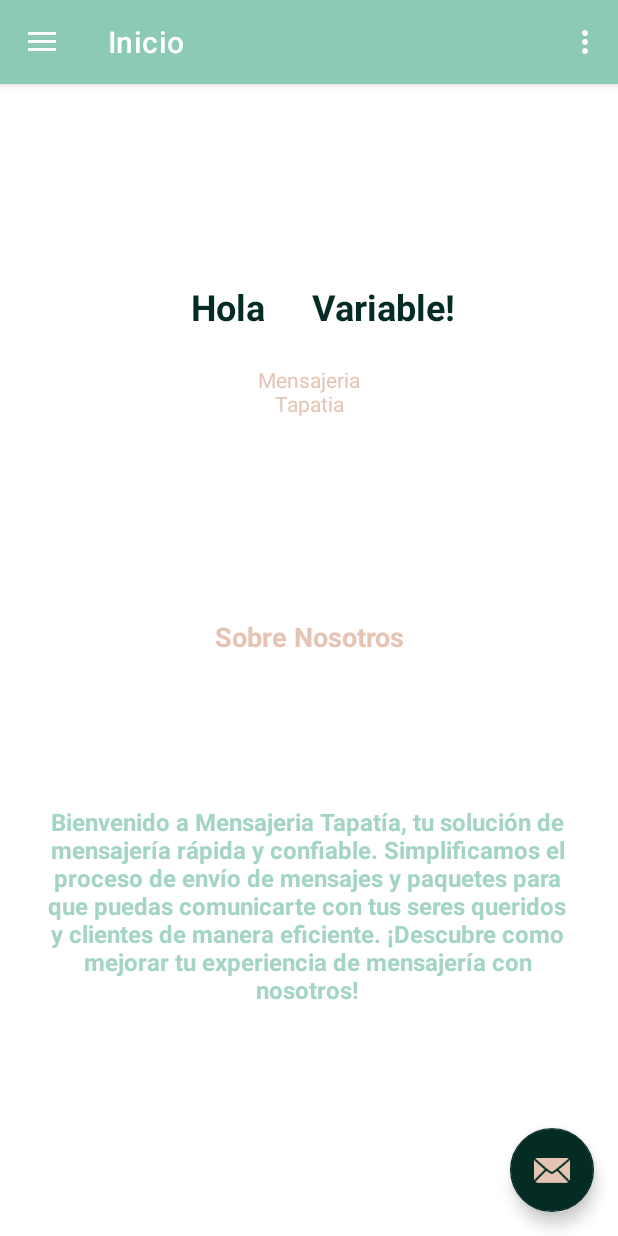
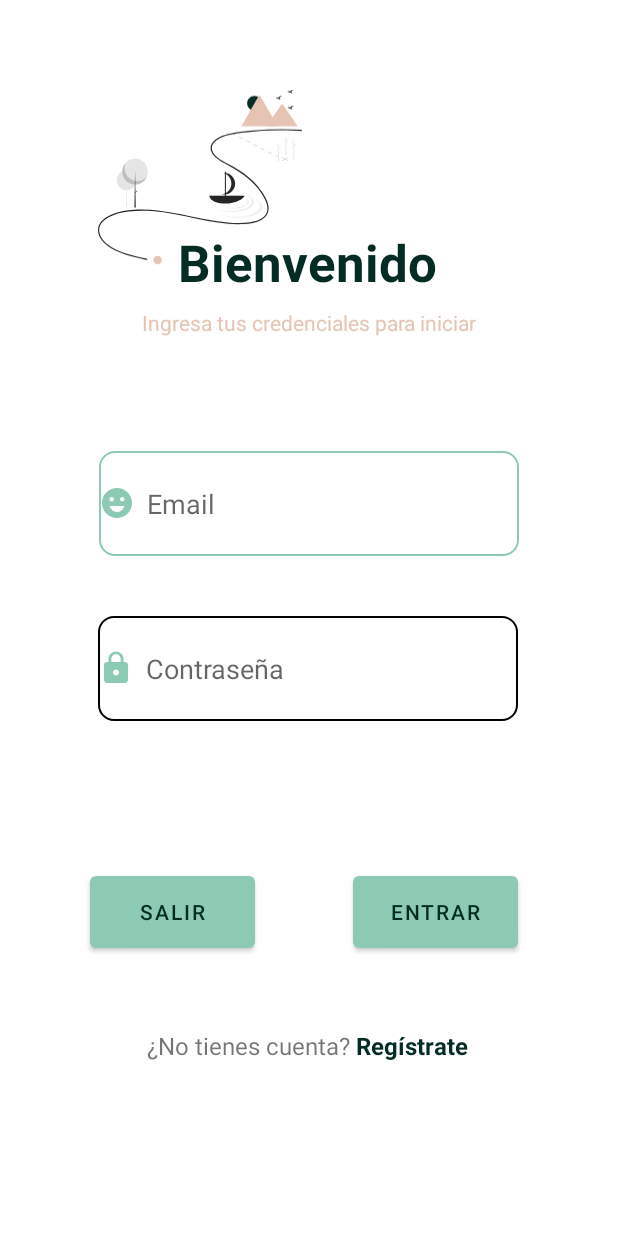
Before and after one commit to Saul-Ceti/MensajeriaTapatia, an Android app: the screen it shows after launch (MenuActivity before the commit, LoginActivity after it), on a phone screen of 412 x 824 dp. Run offline under Robolectric (Android 15) with nearby library versions, the phone set to English and light mode, and no system bars.

Commit message:
Saludo, login, signin y permisos añadidos

```diff
--- /dev/null
+++ b/app/src/main/java/com/example/mensajeriatapatia/LoginActivity.kt
@@ -0,0 +1,93 @@
+package com.example.mensajeriatapatia
+
+import android.content.Intent
+import android.graphics.Typeface
+import androidx.appcompat.app.AppCompatActivity
+import android.os.Bundle
+import android.text.Spannable
+import android.text.SpannableString
+import android.text.style.ForegroundColorSpan
+import android.text.style.StyleSpan
+import android.view.View
+import android.widget.Button
+import android.widget.EditText
+import android.widget.TextView
+import android.widget.Toast
+import org.w3c.dom.Text
+
+class LoginActivity : AppCompatActivity() {
+    private lateinit var usernameEditText: EditText
+    private lateinit var passwordEditText: EditText
+    private lateinit var loginButton: Button
+    private lateinit var exitButton: Button
+
+    override fun onCreate(savedInstanceState: Bundle?) {
+        super.onCreate(savedInstanceState)
+        setContentView(R.layout.activity_login)
+        // Texto de otro color
+        val signinTextView = findViewById<TextView>(R.id.txtSignin)
+
+        val textoCompleto = "¿No tienes cuenta? Regístrate"
+
+        // Crear una SpannableString
+        val spannableString = SpannableString(textoCompleto)
+
+        // Índices del texto que quieres resaltar
+        val startIndex = textoCompleto.indexOf("Regístrate")
+        val endIndex = startIndex + "Regístrate".length
+
+        // Aplicar estilo de color
+        spannableString.setSpan(ForegroundColorSpan(resources.getColor(R.color.titles)), startIndex, endIndex, Spannable.SPAN_EXCLUSIVE_EXCLUSIVE)
+
+        // Aplicar estilo negrita
+        spannableString.setSpan(StyleSpan(Typeface.BOLD), startIndex, endIndex, Spannable.SPAN_EXCLUSIVE_EXCLUSIVE)
+
+        // Configurar el texto en el TextView
+        signinTextView.text = spannableString
+
+        // Inicializa los elementos de la interfaz
+        usernameEditText = findViewById(R.id.edtUsername)
+        passwordEditText = findViewById(R.id.edtPassword)
+        loginButton = findViewById(R.id.btnLoginEntry)
+        exitButton = findViewById(R.id.btnLoginExit)
+
+        // Asigna un listener al botón de inicio de sesión
+        loginButton.setOnClickListener {
+            val username = usernameEditText.text.toString()
+            val password = passwordEditText.text.toString()
+
+            if (checkCredentials(username, password)) {
+                // Las credenciales son válidas, inicia sesión
+                // Puedes redirigir a otra actividad o realizar alguna acción aquí.
+                val intent = Intent(this, MenuActivity::class.java)
+                startActivity(intent)
+            } else {
+                // Las credenciales son incorrectas, muestra un mensaje de error.
+                Toast.makeText(this, "Credenciales incorrectas", Toast.LENGTH_SHORT).show()
+            }
+        }
+
+        // Asigna un listener al botón de salida
+        exitButton.setOnClickListener {
+            finish() // Cierra la actividad de inicio de sesión
+        }
+    }
+
+    private fun checkCredentials(username: String, password: String): Boolean {
+        // Aquí debes verificar las credenciales.
+        // Puedes utilizar SharedPreferences para compararlas con las credenciales almacenadas.
+
+        // Supongamos que tienes una clase UserPreferences para manejar SharedPreferences.
+        val userPreferences = Usuario(this)
+        val savedUsername = userPreferences.getEmail()
+        val savedPassword = userPreferences.getPassword()
+
+        // Verifica si las credenciales coinciden con las almacenadas en SharedPreferences.
+        return username == savedUsername && password == savedPassword
+    }
+
+    fun gotoSignin(view: View) {
+        val intent = Intent(this, SigninActivity::class.java)
+        startActivity(intent)
+    }
+}
--- a/app/src/main/java/com/example/mensajeriatapatia/WelcomeActivity.kt
+++ b/app/src/main/java/com/example/mensajeriatapatia/WelcomeActivity.kt
@@ -12,7 +12,7 @@ class WelcomeActivity : AppCompatActivity() {
         setContentView(R.layout.activity_welcome)
 
         Handler().postDelayed(Runnable {
-            val intent = Intent(this@WelcomeActivity, MenuActivity::class.java)
+            val intent = Intent(this@WelcomeActivity, LoginActivity::class.java)
             startActivity(intent)
             finish()
         }, 3000)
--- a/app/src/main/java/com/example/mensajeriatapatia/ui/home/HomeFragment.kt
+++ b/app/src/main/java/com/example/mensajeriatapatia/ui/home/HomeFragment.kt
@@ -1,5 +1,6 @@
 package com.example.mensajeriatapatia.ui.home
 
+import android.content.Context
 import android.os.Bundle
 import android.view.LayoutInflater
 import android.view.View
@@ -7,26 +8,30 @@ import android.view.ViewGroup
 import android.widget.TextView
 import androidx.fragment.app.Fragment
 import androidx.lifecycle.ViewModelProvider
+import com.example.mensajeriatapatia.R
 import com.example.mensajeriatapatia.databinding.FragmentHomeBinding
 
 class HomeFragment : Fragment() {
-
-private var _binding: FragmentHomeBinding? = null
-  // This property is only valid between onCreateView and
-  // onDestroyView.
+  private var _binding: FragmentHomeBinding? = null
   private val binding get() = _binding!!
+  private val PREF_NAME = "UserData"
 
   override fun onCreateView(
     inflater: LayoutInflater,
     container: ViewGroup?,
     savedInstanceState: Bundle?
   ): View {
-    val homeViewModel =
-            ViewModelProvider(this).get(HomeViewModel::class.java)
-
     _binding = FragmentHomeBinding.inflate(inflater, container, false)
     val root: View = binding.root
 
+    val sharedPreferences = requireActivity().getSharedPreferences(PREF_NAME, Context.MODE_PRIVATE)
+    val username = sharedPreferences.getString("name", "default")
+
+    // Texto de otro color
+    val signinTextView = root.findViewById<TextView>(R.id.txtSaludo)
+
+    // Configurar el texto en el TextView
+    signinTextView.text = "Bienvenido $username"
 
     return root
   }
--- /dev/null
+++ b/app/src/main/res/drawable/custom_edtbox.xml
@@ -0,0 +1,18 @@
+<?xml version="1.0" encoding="utf-8"?>
+<selector xmlns:android="http://schemas.android.com/apk/res/android">
+    <item android:state_enabled="true" android:state_focused="true">
+        <shape android:shape="rectangle">
+            <solid android:color="@android:color/white"/>
+            <corners android:radius="10dp"/>
+            <stroke android:color="@color/icons" android:width="1dp"/>
+        </shape>
+    </item>
+
+    <item android:state_enabled="true">
+        <shape android:shape="rectangle">
+            <solid android:color="@android:color/white"/>
+            <corners android:radius="10dp"/>
+            <stroke android:color="@color/black" android:width="1dp"/>
+        </shape>
+    </item>
+</selector>
--- /dev/null
+++ b/app/src/main/res/drawable/ic_lock.xml
@@ -0,0 +1,10 @@
+<vector
+    android:height="24dp"
+    android:viewportHeight="24"
+    android:viewportWidth="24"
+    android:width="24dp" xmlns:android="http://schemas.android.com/apk/res/android">
+    <path
+        android:fillColor="@color/icons"
+        android:pathData="M18,8h-1L17,6c0,-2.76 -2.24,-5 -5,-5S7,3.24 7,6v2L6,8c-1.1,0 -2,0.9 -2,2v10c0,1.1 0.9,2 2,2h12c1.1,0 2,-0.9 2,-2L20,10c0,-1.1 -0.9,-2 -2,-2zM12,17c-1.1,0 -2,-0.9 -2,-2s0.9,-2 2,-2 2,0.9 2,2 -0.9,2 -2,2zM15.1,8L8.9,8L8.9,6c0,-1.71 1.39,-3.1 3.1,-3.1 1.71,0 3.1,1.39 3.1,3.1v2z"
+    />
+</vector>
--- /dev/null
+++ b/app/src/main/res/drawable/ic_usuario.xml
@@ -0,0 +1,11 @@
+<vector
+    android:height="24dp"
+    android:viewportHeight="24"
+    android:viewportWidth="24"
+    android:width="24dp"
+    xmlns:android="http://schemas.android.com/apk/res/android">
+    <path
+        android:fillColor="@color/icons"
+        android:pathData="M11.99,2C6.47,2 2,6.48 2,12c0,5.52 4.47,10 9.99,10C17.52,22 22,17.52 22,12C22,6.48 17.52,2 11.99,2zM8.5,8C9.33,8 10,8.67 10,9.5S9.33,11 8.5,11S7,10.33 7,9.5S7.67,8 8.5,8zM12,18c-2.28,0 -4.22,-1.66 -5,-4h10C16.22,16.34 14.28,18 12,18zM15.5,11c-0.83,0 -1.5,-0.67 -1.5,-1.5S14.67,8 15.5,8S17,8.67 17,9.5S16.33,11 15.5,11z"
+    />
+</vector>
--- /dev/null
+++ b/app/src/main/res/layout/activity_login.xml
@@ -0,0 +1,118 @@
+<?xml version="1.0" encoding="utf-8"?>
+<androidx.constraintlayout.widget.ConstraintLayout xmlns:android="http://schemas.android.com/apk/res/android"
+    xmlns:app="http://schemas.android.com/apk/res-auto"
+    xmlns:tools="http://schemas.android.com/tools"
+    android:layout_width="match_parent"
+    android:layout_height="match_parent"
+    tools:context=".LoginActivity">
+
+    <TextView
+        android:id="@+id/txtWelcome"
+        android:layout_width="wrap_content"
+        android:layout_height="wrap_content"
+        android:layout_marginTop="152dp"
+        android:text="@string/lblTxtWelcome"
+        android:textAlignment="center"
+        android:textColor="@color/titles"
+        android:textSize="34sp"
+        android:textStyle="bold"
+        app:layout_constraintEnd_toEndOf="parent"
+        app:layout_constraintHorizontal_bias="0.497"
+        app:layout_constraintStart_toStartOf="parent"
+        app:layout_constraintTop_toTopOf="parent" />
+
+    <TextView
+        android:id="@+id/lblWelSubtitle"
+        android:layout_width="wrap_content"
+        android:layout_height="wrap_content"
+        android:layout_marginTop="8dp"
+        android:text="@string/lblWelSubtitle"
+        android:textAlignment="center"
+        android:textColor="@color/subtitles"
+        android:textSize="14sp"
+        app:layout_constraintEnd_toEndOf="parent"
+        app:layout_constraintStart_toStartOf="parent"
+        app:layout_constraintTop_toBottomOf="@+id/txtWelcome" />
+
+    <ImageView
+        android:id="@+id/iconWelcome"
+        android:layout_width="218dp"
+        android:layout_height="234dp"
+        android:layout_marginTop="28dp"
+        app:layout_constraintEnd_toEndOf="parent"
+        app:layout_constraintHorizontal_bias="0.336"
+        app:layout_constraintStart_toStartOf="parent"
+        app:layout_constraintTop_toTopOf="parent"
+        app:srcCompat="@drawable/barco" />
+
+    <EditText
+        android:id="@+id/edtUsername"
+        android:layout_width="280dp"
+        android:layout_height="70dp"
+        android:layout_marginTop="76dp"
+        android:background="@drawable/custom_edtbox"
+        android:drawableStart="@drawable/ic_usuario"
+        android:drawablePadding="8dp"
+        android:ems="10"
+        android:hint="@string/lblEdtUser"
+        android:inputType="text"
+        app:layout_constraintEnd_toEndOf="parent"
+        app:layout_constraintStart_toStartOf="parent"
+        app:layout_constraintTop_toBottomOf="@+id/lblWelSubtitle" />
+
+    <TextView
+        android:id="@+id/txtSignin"
+        android:layout_width="wrap_content"
+        android:layout_height="wrap_content"
+        android:layout_marginTop="48dp"
+        android:clickable="true"
+        android:onClick="gotoSignin"
+        android:text="@string/lblTxtSignin"
+        android:textSize="16sp"
+        app:layout_constraintBottom_toBottomOf="parent"
+        app:layout_constraintEnd_toEndOf="parent"
+        app:layout_constraintHorizontal_bias="0.495"
+        app:layout_constraintStart_toStartOf="parent"
+        app:layout_constraintTop_toBottomOf="@+id/btnLoginExit"
+        app:layout_constraintVertical_bias="0.0" />
+
+    <EditText
+        android:id="@+id/edtPassword"
+        android:layout_width="280dp"
+        android:layout_height="70dp"
+        android:layout_marginTop="40dp"
+        android:background="@drawable/custom_edtbox"
+        android:drawableStart="@drawable/ic_lock"
+        android:drawablePadding="8dp"
+        android:ems="10"
+        android:hint="@string/lblEdtPassword"
+        android:inputType="textPassword"
+        app:layout_constraintEnd_toEndOf="parent"
+        app:layout_constraintHorizontal_bias="0.496"
+        app:layout_constraintStart_toStartOf="parent"
+        app:layout_constraintTop_toBottomOf="@+id/edtUsername" />
+
+    <Button
+        android:id="@+id/btnLoginExit"
+        android:layout_width="110dp"
+        android:layout_height="60dp"
+        android:layout_marginStart="60dp"
+        android:text="@string/lblBtnExit"
+        app:layout_constraintBottom_toBottomOf="parent"
+        app:layout_constraintStart_toStartOf="parent"
+        app:layout_constraintTop_toBottomOf="@+id/edtPassword"
+        app:layout_constraintVertical_bias="0.344" />
+
+    <Button
+        android:id="@+id/btnLoginEntry"
+        android:layout_width="110dp"
+        android:layout_height="60dp"
+        android:text="@string/lblBtnLogin"
+        app:layout_constraintBottom_toBottomOf="parent"
+        app:layout_constraintEnd_toEndOf="parent"
+        app:layout_constraintHorizontal_bias="0.496"
+        app:layout_constraintStart_toEndOf="@+id/btnLoginExit"
+        app:layout_constraintTop_toBottomOf="@+id/edtPassword"
+        app:layout_constraintVertical_bias="0.344" />
+
+</androidx.constraintlayout.widget.ConstraintLayout>
--- a/app/src/main/res/layout/fragment_home.xml
+++ b/app/src/main/res/layout/fragment_home.xml
@@ -1,38 +1,32 @@
 <?xml version="1.0" encoding="utf-8"?>
-<androidx.constraintlayout.widget.ConstraintLayout
-    xmlns:android="http://schemas.android.com/apk/res/android"
+<androidx.constraintlayout.widget.ConstraintLayout xmlns:android="http://schemas.android.com/apk/res/android"
     xmlns:app="http://schemas.android.com/apk/res-auto"
     xmlns:tools="http://schemas.android.com/tools"
     android:layout_width="match_parent"
     android:layout_height="match_parent"
-    tools:context=".ui.home.HomeFragment" >
+    tools:context=".ui.home.HomeFragment">
 
     <TextView
         android:id="@+id/txtSaludo"
-        android:layout_width="105dp"
-        android:layout_height="41dp"
-        android:layout_marginStart="96dp"
-        android:layout_marginTop="132dp"
-        android:layout_marginBottom="14dp"
+        android:layout_width="327dp"
+        android:layout_height="33dp"
+        android:layout_marginTop="61dp"
+        android:layout_marginBottom="28dp"
         android:text="@string/saludo"
         android:textAlignment="center"
         android:textColor="@color/titles"
         android:textSize="24dp"
         android:textStyle="bold"
         app:layout_constraintBottom_toTopOf="@+id/imageView3"
-        app:layout_constraintEnd_toStartOf="@+id/txtUsuario"
+        app:layout_constraintEnd_toEndOf="parent"
         app:layout_constraintStart_toStartOf="parent"
-        app:layout_constraintTop_toTopOf="parent"
-        app:layout_constraintVertical_bias="0.0" />
+        app:layout_constraintTop_toTopOf="parent" />
 
     <TextView
         android:id="@+id/txtSobreNosotros"
         android:layout_width="151dp"
-        android:layout_height="38dp"
-        android:layout_marginStart="153dp"
-        android:layout_marginTop="85dp"
-        android:layout_marginEnd="153dp"
-        android:layout_marginBottom="3dp"
+        android:layout_height="30dp"
+        android:layout_marginBottom="23dp"
         android:text="@string/nosotros"
         android:textAlignment="center"
         android:textColor="@color/subtitles"
@@ -43,53 +37,24 @@
         app:layout_constraintStart_toStartOf="parent"
         app:layout_constraintTop_toBottomOf="@+id/imageView3" />
 
-    <TextView
-        android:id="@+id/txtTituloHome"
-        android:layout_width="105dp"
-        android:layout_height="41dp"
-        android:layout_marginStart="153dp"
-        android:layout_marginEnd="153dp"
-        android:text="@string/MainTitle"
-        android:textAlignment="center"
-        android:textColor="@color/subtitles"
-        app:layout_constraintEnd_toEndOf="parent"
-        app:layout_constraintStart_toStartOf="parent"
-        app:layout_constraintTop_toBottomOf="@+id/imageView3" />
-
-    <TextView
-        android:id="@+id/txtUsuario"
-        android:layout_width="105dp"
-        android:layout_height="41dp"
-        android:layout_marginTop="132dp"
-        android:layout_marginEnd="95dp"
-        android:layout_marginBottom="14dp"
-        android:text="@string/usuario"
-        android:textColor="@color/titles"
-        android:textSize="24dp"
-        android:textStyle="bold"
-        app:layout_constraintBottom_toTopOf="@+id/imageView3"
-        app:layout_constraintEnd_toEndOf="parent"
-        app:layout_constraintStart_toEndOf="@+id/txtSaludo"
-        app:layout_constraintTop_toTopOf="parent" />
-
     <ImageView
         android:id="@+id/imageView3"
-        android:layout_width="wrap_content"
-        android:layout_height="wrap_content"
-        android:layout_marginStart="141dp"
-        android:layout_marginEnd="142dp"
-        app:layout_constraintBottom_toTopOf="@+id/txtTituloHome"
-        app:layout_constraintEnd_toEndOf="parent"
-        app:layout_constraintStart_toStartOf="parent"
-        tools:src="@tools:sample/avatars" />
+        android:layout_width="139dp"
+        android:layout_height="169dp"
+        android:layout_marginStart="10dp"
+        android:layout_marginBottom="31dp"
+        app:layout_constraintBottom_toTopOf="@+id/txtSobreNosotros"
+        app:layout_constraintStart_toStartOf="@+id/txtSobreNosotros"
+        app:layout_constraintTop_toBottomOf="@+id/txtSaludo"
+        tools:src="@drawable/ic_usuario" />
 
     <TextView
         android:id="@+id/txtInfo"
-        android:layout_width="359dp"
-        android:layout_height="269dp"
-        android:layout_marginStart="25dp"
-        android:layout_marginEnd="27dp"
-        android:layout_marginBottom="18dp"
+        android:layout_width="0dp"
+        android:layout_height="0dp"
+        android:layout_marginStart="54dp"
+        android:layout_marginEnd="54dp"
+        android:layout_marginBottom="236dp"
         android:text="@string/mensaje"
         android:textAlignment="center"
         android:textColor="@color/plainText"
@@ -97,6 +62,7 @@
         android:textStyle="bold"
         app:layout_constraintBottom_toBottomOf="parent"
         app:layout_constraintEnd_toEndOf="parent"
-        app:layout_constraintStart_toStartOf="parent" />
+        app:layout_constraintStart_toStartOf="parent"
+        app:layout_constraintTop_toBottomOf="@+id/txtSobreNosotros" />
 
 </androidx.constraintlayout.widget.ConstraintLayout>
--- a/app/src/main/res/values/strings.xml
+++ b/app/src/main/res/values/strings.xml
@@ -1,6 +1,7 @@
 <resources>
     <!-- Strings principales -->
     <string name="app_name">MensajeriaTapatia</string>
+    <string name="lblBtnBack">Regresar</string>
 
     <string name="title_activity_menu">MenuActivity</string>
     <string name="navigation_drawer_open">Open navigation drawer</string>
@@ -12,6 +13,34 @@
 
     <!-- Strings de la bienvenida -->
     <string name="MainTitle">Mensajeria Tapatia</string>
+
+    <!-- Log in -->
+    <string name="lblTxtWelcome">Bienvenido</string>
+    <string name="lblWelSubtitle">Ingresa tus credenciales para iniciar</string>
+    <string name="lblEdtUser">Email</string>
+    <string name="lblEdtPassword">Contraseña</string>
+    <string name="lblBtnLogin">Entrar</string>
+    <string name="lblBtnExit">Salir</string>
+    <string name="lblTxtSignin">¿Eres nuevo? Registrate ahora</string>
+
+    <!-- Sign in -->
+    <string name="titleSignin">Registrate</string>
+    <string name="subtitleSignin">Completa todos los campos y registrate</string>
+    <string name="promtpName">Nombre</string>
+    <string name="promtpEmail">Correo</string>
+    <string name="promtpAge">Edad</string>
+    <string name="promptPassword">Contraseña</string>
+    <string name="lblBtnRegister">Registrar</string>
+
+    <string name="title_activity_login">LoginActivity</string>
+    <string name="prompt_email">Email</string>
+    <string name="prompt_password">Password</string>
+    <string name="action_sign_in">Sign in or register</string>
+    <string name="action_sign_in_short">Sign in</string>
+    <string name="welcome">"Welcome !"</string>
+    <string name="invalid_username">Not a valid username</string>
+    <string name="invalid_password">Password must be >5 characters</string>
+    <string name="login_failed">"Login failed"</string>
 
     <!-- Strings de los botones -->
     <string name="menu_home">Inicio</string>
```
Also changed, not shown: app/src/main/AndroidManifest.xml (+18 -11 lines), app/src/main/java/com/example/mensajeriatapatia/Mensajero.kt (+7 -5 lines), app/src/main/java/com/example/mensajeriatapatia/SigninActivity.kt (added, +51 -0 lines), app/src/main/java/com/example/mensajeriatapatia/Usuario.kt (+37 -6 lines), app/src/main/res/drawable/ic_signin.xml (added, +11 -0 lines), app/src/main/res/layout/activity_signin.xml (added, +142 -0 lines), app/src/main/res/layout/activity_welcome.xml (+5 -5 lines).
